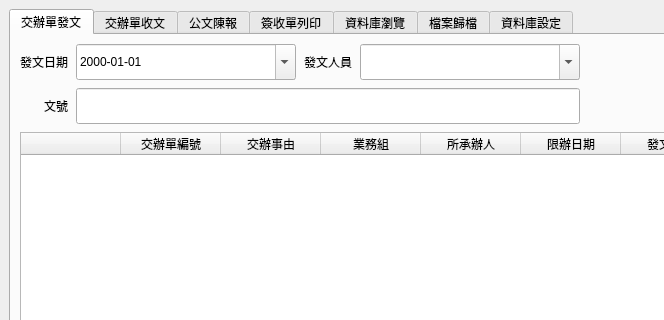
Old version of the form Layout1.ui in the repository jerrygskk/project_police; both pictures show x 0 to 664 and y 0 to 320 of the 1100 by 768 pixel window.
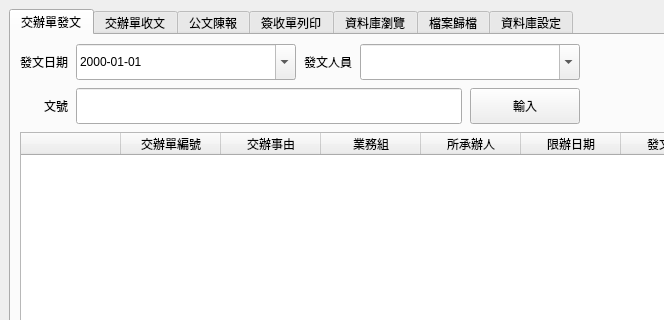
New version of the form.

Commit message:
feat: 預覽表黏底捲動 + 狀態色修正 + 文號輸入按鈕
- 新增黏底捲動：四個預覽表右下角浮動箭頭，初次可捲動自動黏底，拖動/滾輪退出，按鈕重新啟動

- 修正狀態欄顏色失效：table.py 移除寫死的 item color，改讓 setForeground 生效

- 狀態色改用 QColor hex：逾期紅/今日橘/已發文綠

- 發文日期欄有值時套橘色提醒（將被覆蓋）

- 交辦單文號右側加輸入按鈕（等同 Enter），寬度對齊發文按鈕

- 三個編輯彈窗人員/部門下拉統一改 ORDER BY id

- 已發文交辦單修改時不再跳逾期確認

- 發文確認訊息改為：共 N 筆交辦單（其中 X 筆將覆蓋原發文日期）

- 修正 TaskEditDialog._load_data 缺少 conn 定義的 NameError

Diff of the .ui file:
```diff
--- a/Layout1.ui
+++ b/Layout1.ui
@@ -78,9 +78,21 @@
            </widget>
           </item>
           <item row="1" column="1" colspan="3">
+           <layout class="QHBoxLayout" name="docNumRow">
+            <property name="spacing"><number>8</number></property>
+            <item>
            <widget class="QLineEdit" name="lineEdit_docNum">
             <property name="minimumSize"><size><width>0</width><height>36</height></size></property>
            </widget>
+            </item>
+            <item>
+             <widget class="QPushButton" name="btn_input_docnum">
+              <property name="minimumSize"><size><width>110</width><height>36</height></size></property>
+              <property name="maximumSize"><size><width>110</width><height>36</height></size></property>
+              <property name="text"><string>輸入</string></property>
+             </widget>
+            </item>
+           </layout>
           </item>
 
          </layout>
```
Left out of the diff: 2 changed lines with no effect on the pictures. Lines whose indentation alone changed are shown as unchanged. The commit also changes 8 other files.
